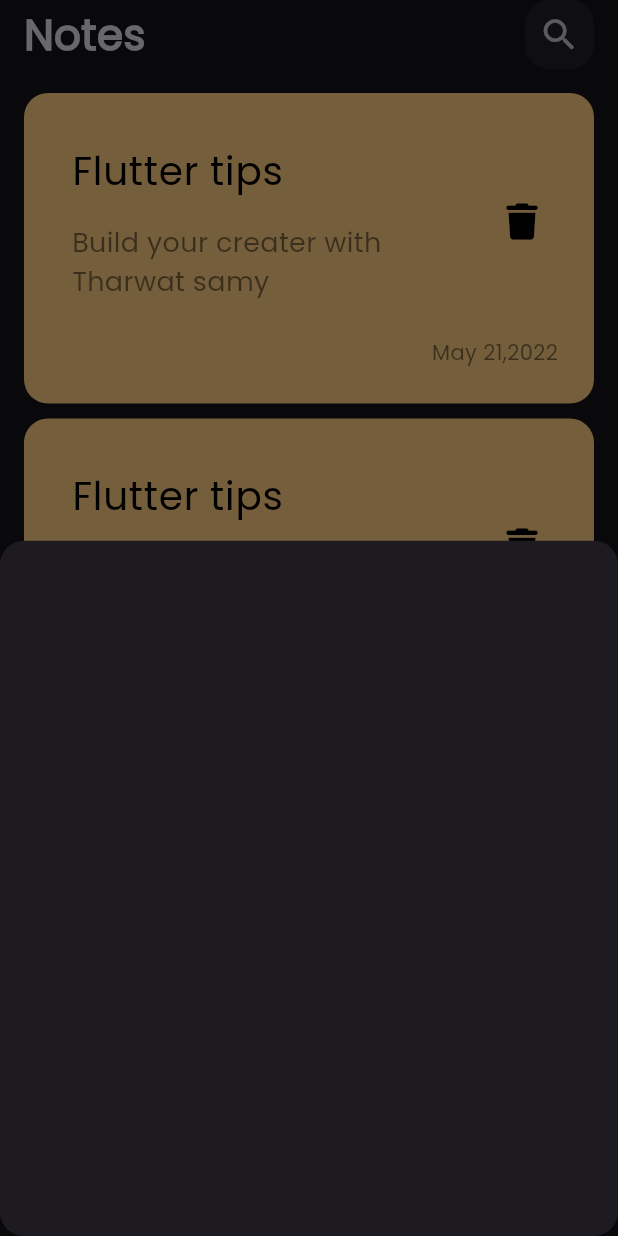
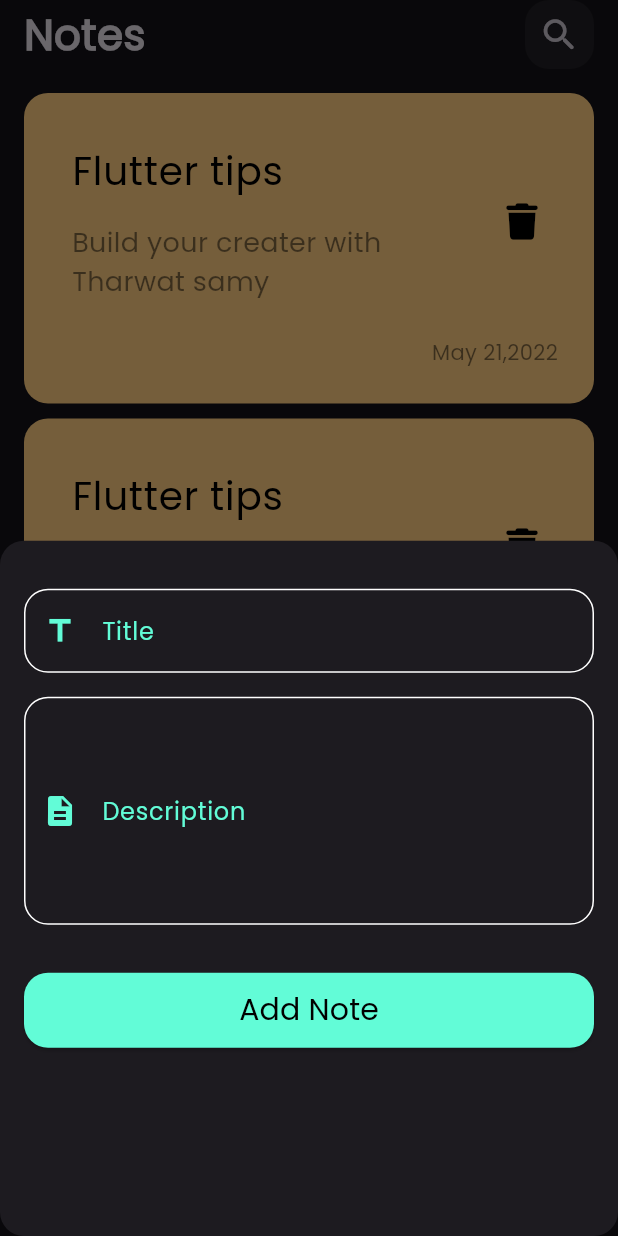
Before and after one commit to Abdo-Elsabagh/notes_app, a Flutter app: the screen it shows after launch, after a tap on the "add" icon, on a phone screen of 412 x 824 dp. Run offline on Flutter 3.47's test engine with Material 3 defaults, Android fonts, the light colour scheme and no system bars; our stand-ins replace font_awesome_flutter.

Commit message:
Added custom widgets for notes app: AddNoteBottomSheet, CustomButton, CustomTextFiled, and updated main.dart to use new widgets`

```diff
--- /dev/null
+++ b/lib/constanst.dart
@@ -0,0 +1,3 @@
+import 'package:flutter/material.dart';
+
+const kPrimaryColors = Color(0xff62FCD7);
--- a/lib/main.dart
+++ b/lib/main.dart
@@ -1,4 +1,5 @@
 import 'package:flutter/material.dart';
+import 'package:notes_app/constanst.dart';
 import 'package:notes_app/views/notes_view.dart';
 
 void main() {
@@ -16,20 +17,21 @@
         brightness: Brightness.dark,
         fontFamily: 'Poppins',
         inputDecorationTheme: InputDecorationTheme(
-          labelStyle: const TextStyle(color: Colors.white),
-          suffixIconColor: Colors.white,
-          prefixIconColor: Colors.white,
+          labelStyle: const TextStyle(color: kPrimaryColors),
+          suffixIconColor: kPrimaryColors,
+          prefixIconColor: kPrimaryColors,
+          hintStyle: const TextStyle(color: kPrimaryColors),
           focusedBorder: OutlineInputBorder(
-              borderRadius: BorderRadius.circular(20),
-              borderSide: const BorderSide(color: Colors.green)),
+              borderRadius: BorderRadius.circular(16),
+              borderSide: const BorderSide(color: kPrimaryColors)),
           enabledBorder: OutlineInputBorder(
-              borderRadius: BorderRadius.circular(20),
+              borderRadius: BorderRadius.circular(16),
               borderSide: const BorderSide(color: Colors.white)),
           focusedErrorBorder: OutlineInputBorder(
-              borderRadius: BorderRadius.circular(20),
+              borderRadius: BorderRadius.circular(16),
               borderSide: const BorderSide(color: Colors.red)),
           errorBorder: OutlineInputBorder(
-              borderRadius: BorderRadius.circular(20),
+              borderRadius: BorderRadius.circular(16),
               borderSide: const BorderSide(color: Colors.red)),
         ),
       ),
--- a/lib/views/widgets/notes/add_note_bottom_sheet.dart
+++ b/lib/views/widgets/notes/add_note_bottom_sheet.dart
@@ -1,10 +1,40 @@
 import 'package:flutter/material.dart';
+import 'package:notes_app/views/widgets/notes/custom_button.dart';
+import 'package:notes_app/views/widgets/notes/custom_text_filed.dart';
 
 class AddNoteBottomSheet extends StatelessWidget {
   const AddNoteBottomSheet({super.key});
 
   @override
   Widget build(BuildContext context) {
-    return Container();
+    return Padding(
+      padding: const EdgeInsets.symmetric(horizontal: 16.0),
+      child: Column(
+        children: [
+          const SizedBox(
+            height: 32,
+          ),
+          CstomTextFiled(
+            hinttext: 'Enter your note title',
+            labeText: 'Title',
+            prefixIco: const Icon(Icons.title),
+            keyboardType: TextInputType.text,
+          ),
+          const SizedBox(height: 16),
+          CstomTextFiled(
+            maxLines: 5,
+            hinttext: 'Enter your note description',
+            labeText: 'Description',
+            prefixIco: const Icon(Icons.description),
+            keyboardType: TextInputType.text,
+          ),
+          const SizedBox(height: 32),
+          CustomButton(
+            onTop: () {},
+            textButton: 'Add Note',
+          ),
+        ],
+      ),
+    );
   }
 }
--- a/lib/views/widgets/notes/custom_button.dart
+++ b/lib/views/widgets/notes/custom_button.dart
@@ -1,4 +1,5 @@
 import 'package:flutter/material.dart';
+import 'package:notes_app/constanst.dart';
 
 class CustomButton extends StatelessWidget {
   CustomButton({super.key, required this.onTop, this.textButton});
@@ -9,9 +10,9 @@
     return ElevatedButton(
       onPressed: onTop,
       style: ElevatedButton.styleFrom(
-        backgroundColor: Colors.lightBlueAccent,
+        backgroundColor: kPrimaryColors,
         shape: RoundedRectangleBorder(
-          borderRadius: BorderRadius.circular(30),
+          borderRadius: BorderRadius.circular(16),
         ),
         minimumSize: const Size(double.infinity, 50),
       ),
--- a/lib/views/widgets/notes/custom_text_filed.dart
+++ b/lib/views/widgets/notes/custom_text_filed.dart
@@ -9,6 +9,7 @@
       this.suffixIcon,
       this.keyboardType,
       this.isVisible = false,
+      this.maxLines = 1,
       this.onChange});
   String? labeText;
   String? hinttext;
@@ -16,6 +17,7 @@
   IconButton? suffixIcon;
   TextInputType? keyboardType;
   bool isVisible;
+  int maxLines;
 
   Function(String)? onChange;
   @override
@@ -28,6 +30,7 @@
 
         return null;
       },
+      maxLines: maxLines,
       onChanged: onChange,
       keyboardType: keyboardType,
       obscureText: isVisible,
@@ -38,6 +41,8 @@
         prefixIcon: prefixIco,
         labelText: labeText,
         hintText: hinttext,
-            suffixIcon: suffixIcon));
+        suffixIcon: suffixIcon,
+      ),
+    );
   }
 }
```
Lines whose indentation alone changed are shown as unchanged.
